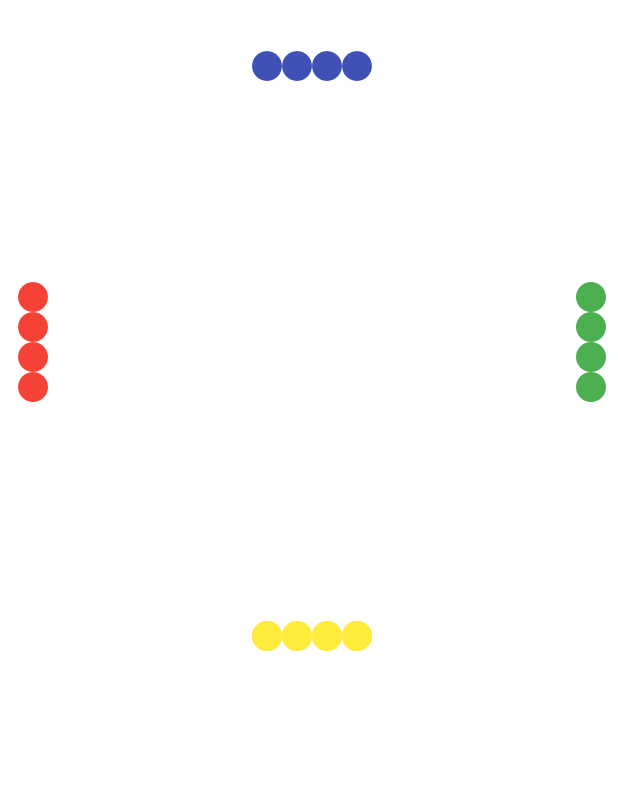
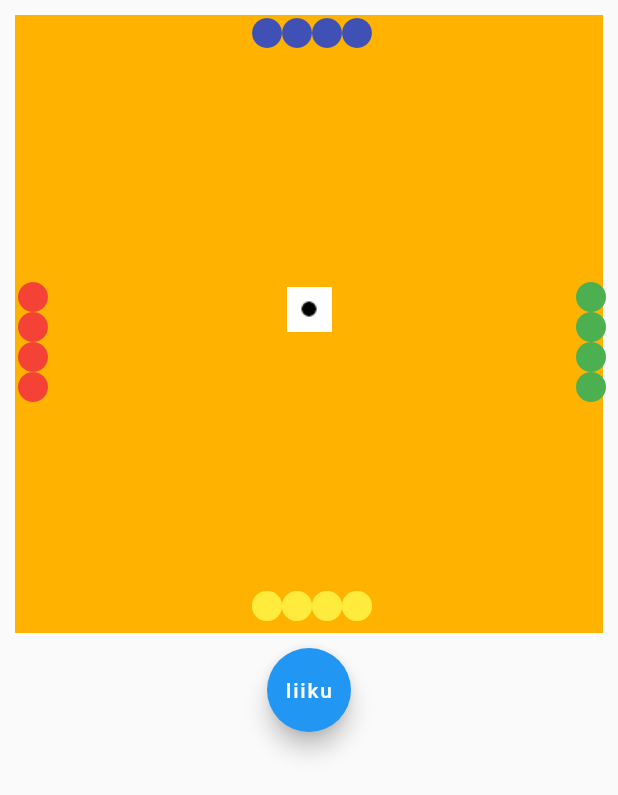
Before and after one commit to Spoam/as-kimble-mobiili, a Flutter app: the screen it shows after launch, after a tap on "Aloita peli", on a phone screen of 412 x 824 dp. Shown: the top 795 px of the screen. Run offline on Flutter 3.47's test engine with Material 2 defaults, Android fonts, the phone set to English and light mode, and no system bars.

Commit message:
added dice graphis, moved dice from dice.dart to game.dart, implemented some board functionality, removed piece widget, added pieceData class

```diff
--- a/lib/dice.dart
+++ b/lib/dice.dart
@@ -5,6 +5,8 @@ class Die extends StatefulWidget{
 
   Die({Key key, this.title}) : super(key: key);
   final String title;
+
+  int side = 0;
 
   @override
   _DieState createState() => _DieState();
@@ -16,7 +18,7 @@ class _DieState extends State<Die>{
   Random rand = Random(1);
   int side = 0;
 
-
+  int getSide(){ return side;}
 
   void _longPressEnd(LongPressEndDetails details){
     setState(() {});
@@ -36,8 +38,12 @@ class _DieState extends State<Die>{
         side = rand.nextInt(6) + 1;
 
       },
-      child:Text('noppa:$side'),
-
+      child:Container(
+        width: 30,
+        height: 30,
+        color:Colors.white,
+        child: Text('$side'),
+      )
     );
   }
 }
--- a/lib/game.dart
+++ b/lib/game.dart
@@ -1,6 +1,8 @@
 import 'package:flutter/material.dart';
 import 'package:kimble/dice.dart';
 import 'package:kimble/piece.dart';
+import 'dart:math';
+
 
 class GameWindow extends StatefulWidget {
   GameWindow({Key key, this.title}) : super(key: key);
@@ -13,42 +15,143 @@ class GameWindow extends StatefulWidget {
 
 class _GameWindowState extends State<GameWindow>{
 
-  List<Positioned> pieces = new List(16);
+  List<Positioned> pieceIcons = new List(16);
+  List<PieceData> pieceData = new List(16);
+  //List<List<double>> board = [[10,10],[20,20],[40,40],[60,60],[80,80],[100,100],[120,120],[140,140]];
+  List<List<double>> board = new List(40*2);
+
+
+  void _initBoard(){
+    int n = 0;
+    for(double i = 0; i < 10; i++){
+      for(double j = 0; j < 10; j++) {
+        if(i == 0 || j == 0){
+          board[n] = [i * 20, j * 20];
+          n++;
+        }
+      }
+    }
+  }
+
+
+
+  int diceVal = 1;
+
+  Random rand = Random(1);
+
+  void _longPressEnd(LongPressEndDetails details){
+    setState(() {});
+    //side = rand.nextInt(6) + 1;
+  }
+  void _tapUp(TapUpDetails details){
+    setState(() {});
+    //side = rand.nextInt(6) + 1;
+  }
+
+  GestureDetector _dice(){
+    return GestureDetector(
+        onLongPressEnd: _longPressEnd,
+        onTapUp: _tapUp,
+        onTap: (){
+          setState(() {});
+          diceVal = rand.nextInt(6) + 1;
+
+        },
+        child:Container(
+          width: 30,
+          height: 30,
+          decoration: BoxDecoration(
+            image: DecorationImage(
+              image: AssetImage("res/textures/pips$diceVal.png"),
+              fit: BoxFit.cover,
+          )
+        )
+      )
+    );
+  }
 
   Positioned _placePiece(double x, double y,Color col){
     return Positioned(
       top: y,
       left: x,
-      child:Piece(col),
+      child: Icon(Icons.brightness_1,
+          color: col),
 
     );
   }
 
+
   void _initPieces(double width, double height){
-    double topMargin = 32;
+    double topMargin = 10;
     double sideMargin = 10;
     double pieceSize = 20;
 
     for(int i = 0; i < 16; i++){
       if(i / 4 < 1){
-        pieces[i] = _placePiece(sideMargin, width / 2 - pieceSize + pieceSize*i,Colors.red);
+        pieceIcons[i] = _placePiece(sideMargin, width / 2 - pieceSize + pieceSize*i,Colors.red);
+        pieceData[i] = PieceData(0,Colors.red);
+
       }else if(i / 4 < 2){
-        pieces[i] = _placePiece(width / 2 - 3*pieceSize + pieceSize * (i-3), topMargin, Colors.indigo);
+        pieceIcons[i] = _placePiece(width / 2 - 3*pieceSize + pieceSize * (i-3), topMargin, Colors.indigo);
+        pieceData[i] = PieceData(10,Colors.indigo);
+
       }else if(i / 4 < 3){
-        pieces[i] = _placePiece(width - pieceSize - sideMargin, width / 2 - 2*pieceSize + pieceSize*(i - 7), Colors.green);
+        pieceIcons[i] = _placePiece(width - pieceSize - sideMargin, width / 2 - 2*pieceSize + pieceSize*(i - 7), Colors.green);
+        pieceData[i] = PieceData(20,Colors.green);
       }else if(i / 4 < 4){
-        pieces[i] = _placePiece(width / 2 - pieceSize*3 + pieceSize*(i-11), width, Colors.yellow);
+        pieceIcons[i] = _placePiece(width / 2 - pieceSize*3 + pieceSize*(i-11), width - pieceSize, Colors.yellow);
+        pieceData[i] = PieceData(20,Colors.yellow);
       }
     }
   }
+
+  void _movePiece(int n){
+    pieceData[n].steps += diceVal;
+    pieceIcons[n] = _placePiece(board[pieceData[n].steps][0], board[pieceData[n].steps][1], pieceData[n].color);
+  }
+
+  bool first = true;
 
   Widget build(BuildContext context){
 
     double width = MediaQuery.of(context).size.width;
     double height = MediaQuery.of(context).size.height;
-    _initPieces(width, height);
-    return Stack(
-          children:pieces
-    );
+
+    if(first) {
+      _initBoard();
+      _initPieces(width, height);
+      first = false;
+    }
+
+      return Scaffold(
+          body:ListView(
+            children:[
+              Stack(
+                children:[
+                  Container(
+                    margin: const EdgeInsets.all(10.0),
+                    color: Colors.amber[600],
+                    width: width,
+                    height: width,
+                  ),
+                  //älä kysy
+                  pieceIcons[0],pieceIcons[1],pieceIcons[2],pieceIcons[3],pieceIcons[4],pieceIcons[5],pieceIcons[6],pieceIcons[7],pieceIcons[8],pieceIcons[9],pieceIcons[10],pieceIcons[11],pieceIcons[12],pieceIcons[13],pieceIcons[14],pieceIcons[15],
+                  Positioned(
+                    top: width / 2 - 15,
+                    left: width / 2 - 15,
+                    child:_dice(),
+                  )
+                ],
+              ),
+              FloatingActionButton(
+                onPressed:(){
+                  setState(() {});
+                  _movePiece(0);
+                },
+                child:Text('liiku'),
+              )
+            ],
+          )
+      );
+    }
   }
-}
--- a/lib/piece.dart
+++ b/lib/piece.dart
@@ -1,24 +1,11 @@
 import 'package:flutter/material.dart';
 
-class Piece extends StatefulWidget {
+class PieceData {
 
-  Piece(this.col);
-  final Color col;
+  PieceData(this.steps,this.color);
+  Color color;
+  int steps;
+  bool atHome = true;
+  bool isMine = false;
 
-    _PieceState createState() => _PieceState(col);
-  }
-
-  class _PieceState extends State<Piece> {
-    _PieceState(this.col);
-    final Color col;
-    int steps = 0;
-    bool  atHome = true;
-    bool isMine = false;
-
-
-    Widget build(BuildContext context){
-      return Icon(Icons.brightness_1,
-        color: col);
-    }
-
-  }
+}
```
Also changed, not shown: pubspec.yaml (+8 -2 lines), res/textures/pips1.png (added), res/textures/pips2.png (added), res/textures/pips3.png (added), res/textures/pips4.png (added), res/textures/pips5.png (added), res/textures/pips6.png (added).
